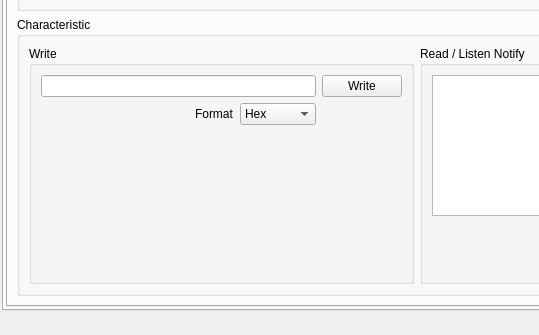
vladimir-vakhter/ble-basestation-app, file mainwindow.ui: the form before one commit; both pictures show x 0 to 539 and y 515 to 850 of the 834 by 850 pixel window.
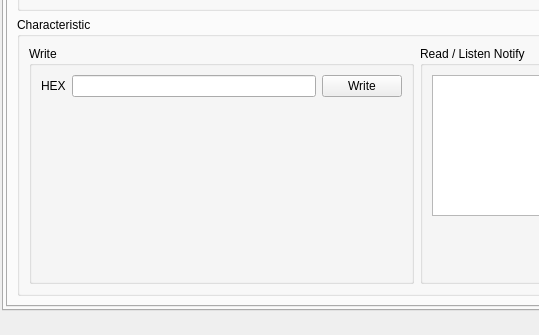
The form after the commit.

Commit message: complete write() method

The edit to the form file:
```diff
--- a/mainwindow.ui
+++ b/mainwindow.ui
@@ -245,70 +245,30 @@
                     </property>
                     <layout class="QVBoxLayout" name="verticalLayout_7">
                      <item>
-                      <layout class="QGridLayout" name="gridLayout_13">
-                       <item row="0" column="0">
+                      <layout class="QVBoxLayout" name="verticalLayout">
+                       <item>
+                        <layout class="QHBoxLayout" name="horizontalLayout_5">
+                         <item>
+                          <widget class="QLabel" name="label">
+                           <property name="text">
+                            <string>HEX</string>
+                           </property>
+                          </widget>
+                         </item>
+                         <item>
                         <widget class="QLineEdit" name="bleCharacteristicWriteLineEdit"/>
                        </item>
-                       <item row="0" column="1">
+                         <item>
                         <widget class="QPushButton" name="bleCharacteristicWritePushButton">
                          <property name="text">
                           <string>Write</string>
                          </property>
                         </widget>
                        </item>
-                       <item row="1" column="0">
-                        <layout class="QHBoxLayout" name="horizontalLayout_2">
-                         <item>
-                          <spacer name="horizontalSpacer">
-                           <property name="orientation">
-                            <enum>Qt::Horizontal</enum>
-                           </property>
-                           <property name="sizeHint" stdset="0">
-                            <size>
-                             <width>40</width>
-                             <height>20</height>
-                            </size>
-                           </property>
-                          </spacer>
-                         </item>
-                         <item>
-                          <widget class="QLabel" name="label_8">
-                           <property name="sizePolicy">
-                            <sizepolicy hsizetype="Minimum" vsizetype="Minimum">
-                             <horstretch>0</horstretch>
-                             <verstretch>0</verstretch>
-                            </sizepolicy>
-                           </property>
-                           <property name="text">
-                            <string>Format</string>
-                           </property>
-                          </widget>
-                         </item>
-                         <item>
-                          <widget class="QComboBox" name="bleCharacteristicWriteTypecomboBox">
-                           <item>
-                            <property name="text">
-                             <string>Hex</string>
-                            </property>
-                           </item>
-                           <item>
-                            <property name="text">
-                             <string>Bin</string>
-                            </property>
-                           </item>
-                           <item>
-                            <property name="text">
-                             <string>Unicode</string>
-                            </property>
-                           </item>
-                          </widget>
-                         </item>
                         </layout>
                        </item>
-                      </layout>
-                     </item>
                      <item>
-                      <spacer name="verticalSpacer_2">
+                        <spacer name="verticalSpacer">
                        <property name="orientation">
                         <enum>Qt::Vertical</enum>
                        </property>
@@ -319,6 +279,8 @@
                         </size>
                        </property>
                       </spacer>
+                       </item>
+                      </layout>
                      </item>
                     </layout>
                    </widget>
```
Lines whose indentation alone changed are shown as unchanged. The commit also changes 1 other file.
